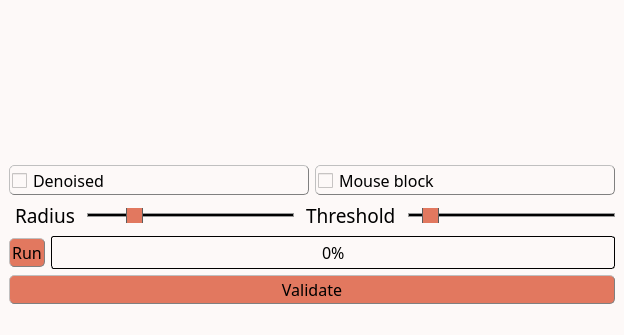
First picture: the form in inichord/Remove_Outliers.ui, repository Cyril-Langlois/iniCHORD, before the edit.
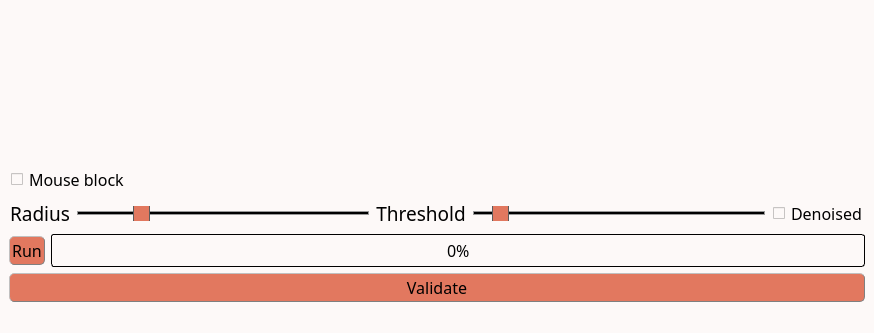
Second picture: the form after the edit. Icons and pictures are not drawn. Custom widgets are drawn as their Qt base class.

What changed in the file:
```diff
--- a/inichord/Remove_Outliers.ui
+++ b/inichord/Remove_Outliers.ui
@@ -6,8 +6,8 @@
    <rect>
     <x>0</x>
     <y>0</y>
-    <width>623</width>
-    <height>333</height>
+    <width>873</width>
+    <height>331</height>
    </rect>
   </property>
   <property name="windowTitle">
@@ -30,13 +30,13 @@
 QLabel, QPushButton, QPushButton:hover, QCheckBox, QComboBox, Line, QTextEdit, QSpinBox {color: rgb(0, 0, 0)}
 
 /* style des bordures 1 */
-QLabel, QPushButton, QPushButton:hover, QCheckBox, QComboBox, QSpinBox  {
+QLabel, QPushButton, QPushButton:hover, QComboBox, QSpinBox  {
 	border-style : outset;
 	min-width : 5em;
 }
 
 /* style des bordures 2 */
-QPushButton, QPushButton:hover, QCheckBox, QComboBox, QSpinBox  {
+QPushButton, QPushButton:hover, QComboBox, QSpinBox  {
 	border-radius: 5px;
 	border-width: 1px;
 	border-color: gray;
@@ -56,8 +56,8 @@
 
 /* Gestion taille des QCheckBoxes */
 QCheckBox::indicator:unchecked, QCheckBox::indicator:unchecked:hover, QCheckBox::indicator:checked, QCheckBox::indicator:checked:hover  {
-	width :15px;
-	height : 15px;
+	width :12px;
+	height : 12px;
 }
 
 QLabel {
@@ -175,6 +175,12 @@
             <verstretch>0</verstretch>
            </sizepolicy>
           </property>
+          <property name="minimumSize">
+           <size>
+            <width>250</width>
+            <height>0</height>
+           </size>
+          </property>
          </widget>
         </item>
         <item>
@@ -197,25 +203,6 @@
       </item>
       <item>
        <layout class="QHBoxLayout" name="horizontalLayout">
-        <item>
-         <widget class="QCheckBox" name="denoised">
-          <property name="font">
-           <font>
-            <family>Noto Sans Cond</family>
-            <pointsize>12</pointsize>
-            <weight>50</weight>
-            <italic>false</italic>
-            <bold>false</bold>
-           </font>
-          </property>
-          <property name="styleSheet">
-           <string notr="true"/>
-          </property>
-          <property name="text">
-           <string>Denoised</string>
-          </property>
-         </widget>
-        </item>
         <item>
          <widget class="QCheckBox" name="mouseLock">
           <property name="font">
@@ -253,6 +240,9 @@
           <property name="text">
            <string>Radius</string>
           </property>
+          <property name="alignment">
+           <set>Qt::AlignCenter</set>
+          </property>
          </widget>
         </item>
         <item>
@@ -291,6 +281,9 @@
           <property name="text">
            <string>Threshold</string>
           </property>
+          <property name="alignment">
+           <set>Qt::AlignCenter</set>
+          </property>
          </widget>
         </item>
         <item>
@@ -312,6 +305,25 @@
           </property>
          </widget>
         </item>
+        <item>
+         <widget class="QCheckBox" name="denoised">
+          <property name="font">
+           <font>
+            <family>Noto Sans Cond</family>
+            <pointsize>12</pointsize>
+            <weight>50</weight>
+            <italic>false</italic>
+            <bold>false</bold>
+           </font>
+          </property>
+          <property name="styleSheet">
+           <string notr="true"/>
+          </property>
+          <property name="text">
+           <string>Denoised</string>
+          </property>
+         </widget>
+        </item>
        </layout>
       </item>
       <item>
@@ -404,7 +416,7 @@
     <rect>
      <x>0</x>
      <y>0</y>
-     <width>623</width>
+     <width>873</width>
      <height>20</height>
     </rect>
    </property>
```
